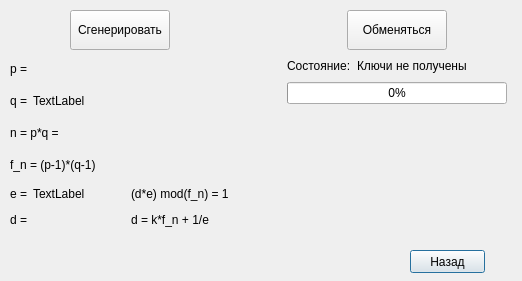
The window that asimetry.ui (shm0nya/Lipilin-s-game) describes before a commit, drawn with Qt 5.
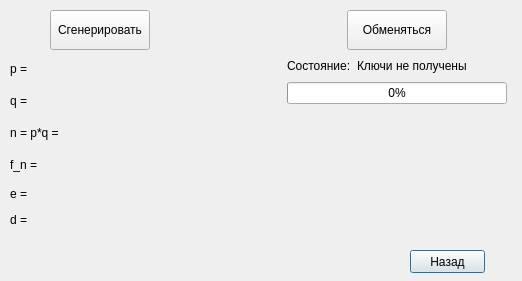
The same window after the commit.

Commit message: убраны ненужны надписи

```diff
--- a/asimetry.ui
+++ b/asimetry.ui
@@ -26,7 +26,7 @@
     <string>Назад</string>
    </property>
   </widget>
-  <widget class="QWidget" name="">
+  <widget class="QWidget" name="layoutWidget">
    <property name="geometry">
     <rect>
      <x>10</x>
@@ -126,7 +126,7 @@
           <item>
            <widget class="QLabel" name="lbl_q_value">
             <property name="text">
-             <string>TextLabel</string>
+             <string/>
             </property>
            </widget>
           </item>
@@ -181,7 +181,7 @@
           <item>
            <widget class="QLabel" name="lbl_f_n_show">
             <property name="text">
-             <string>f_n = (p-1)*(q-1)</string>
+             <string>f_n = </string>
             </property>
            </widget>
           </item>
@@ -223,7 +223,7 @@
               <item>
                <widget class="QLabel" name="lbl_e_value">
                 <property name="text">
-                 <string>TextLabel</string>
+                 <string/>
                 </property>
                </widget>
               </item>
@@ -276,22 +276,7 @@
            </layout>
           </item>
           <item>
-           <layout class="QVBoxLayout" name="componate_info">
-            <item>
-             <widget class="QLabel" name="lbl_info_1">
-              <property name="text">
-               <string>(d*e) mod(f_n) = 1</string>
-              </property>
-             </widget>
-            </item>
-            <item>
-             <widget class="QLabel" name="lbl_info_2">
-              <property name="text">
-               <string>d = k*f_n + 1/e</string>
-              </property>
-             </widget>
-            </item>
-           </layout>
+           <layout class="QVBoxLayout" name="componate_info"/>
           </item>
          </layout>
         </item>
```
